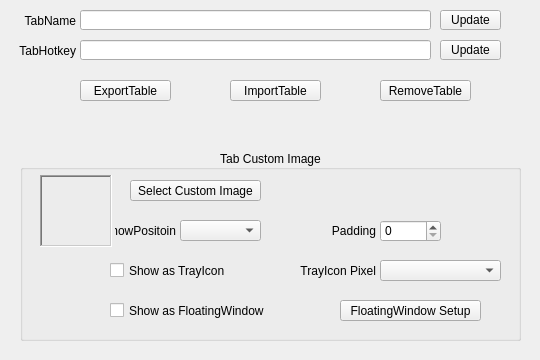
First picture: the form in QKeyMapper/qtablesetupdialog.ui, repository Zalafina/QKeyMapper, before the edit.
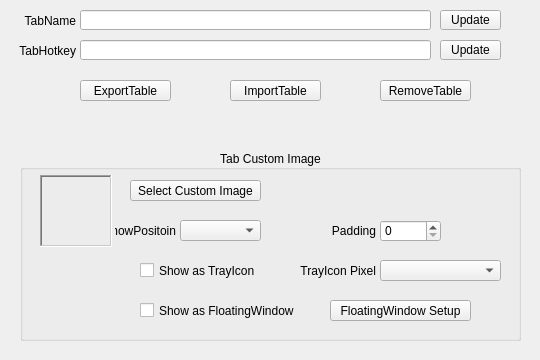
Second picture: the form after the edit.

```diff
--- a/QKeyMapper/qtablesetupdialog.ui
+++ b/QKeyMapper/qtablesetupdialog.ui
@@ -308,9 +308,9 @@
   <widget class="QCheckBox" name="customImageShowAsTrayIconCheckBox">
    <property name="geometry">
     <rect>
-     <x>110</x>
+     <x>140</x>
      <y>260</y>
-     <width>161</width>
+     <width>171</width>
      <height>21</height>
     </rect>
    </property>
@@ -324,9 +324,9 @@
   <widget class="QCheckBox" name="customImageShowAsFloatingWindowCheckBox">
    <property name="geometry">
     <rect>
-     <x>110</x>
+     <x>140</x>
      <y>300</y>
-     <width>201</width>
+     <width>171</width>
      <height>21</height>
     </rect>
    </property>
@@ -340,7 +340,7 @@
   <widget class="QPushButton" name="floatingWindowSetupButton">
    <property name="geometry">
     <rect>
-     <x>340</x>
+     <x>330</x>
      <y>300</y>
      <width>141</width>
      <height>21</height>
@@ -359,9 +359,9 @@
   <widget class="QLabel" name="customImageTrayIconPixelLabel">
    <property name="geometry">
     <rect>
-     <x>255</x>
+     <x>275</x>
      <y>260</y>
-     <width>121</width>
+     <width>101</width>
      <height>21</height>
     </rect>
    </property>
```
Left out of the diff: 2 changed lines with no effect on the pictures.
